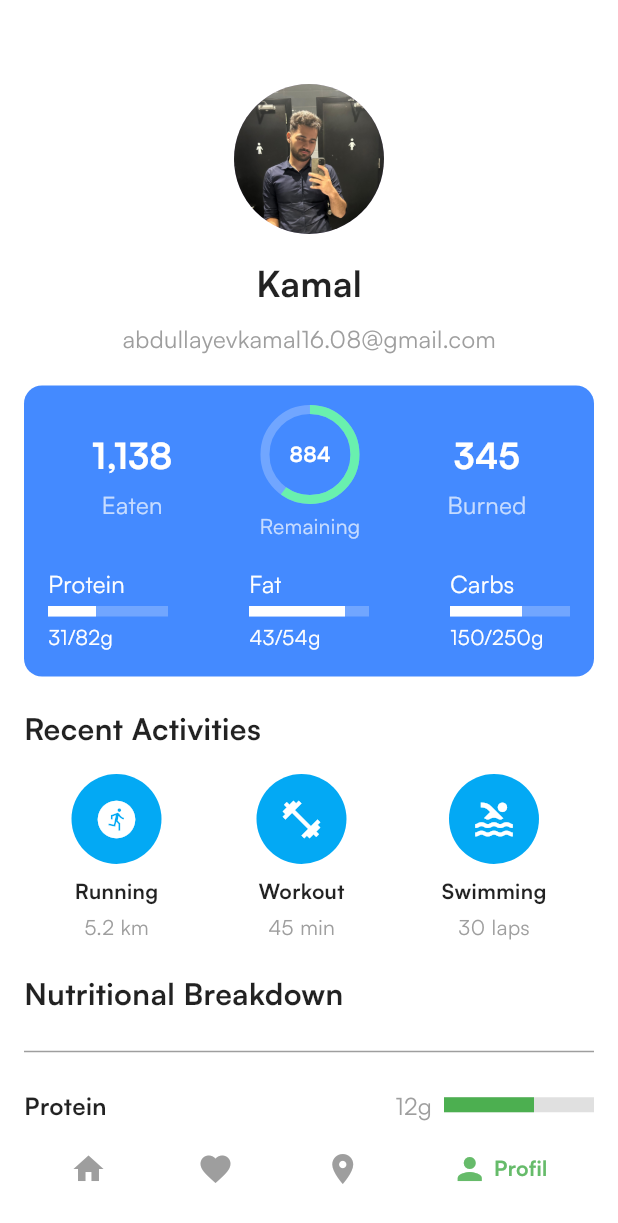
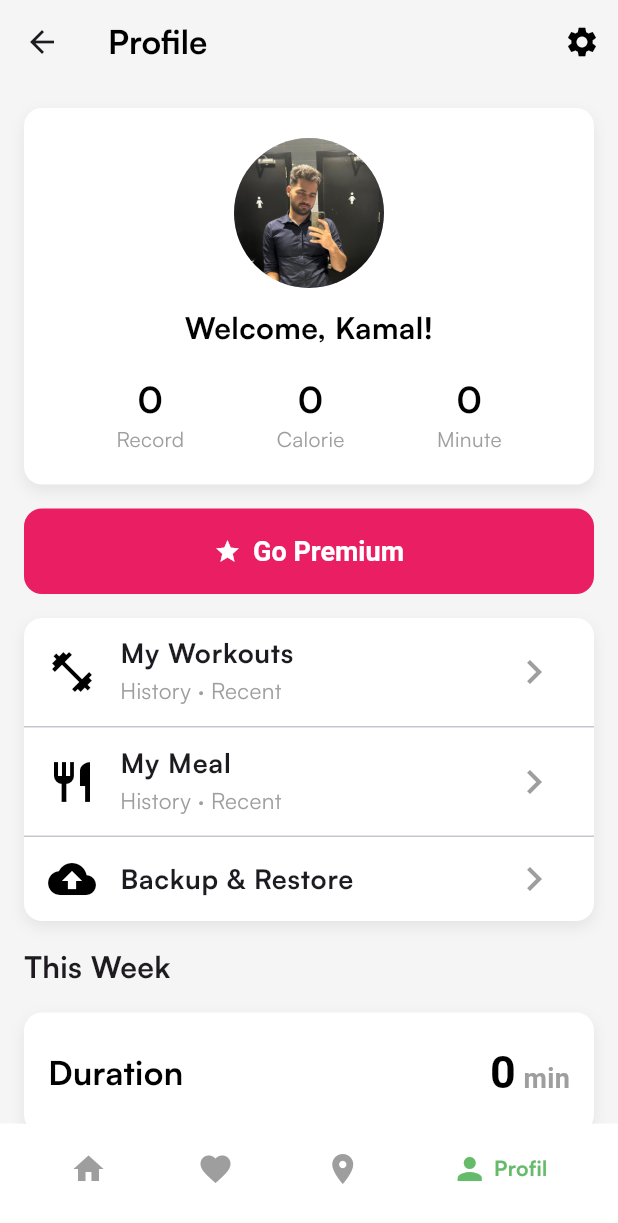
Before and after one commit to KamalAbdullayev0/NutriFit, a Flutter app: the ProfilePageWidget screen opened by its route, on a phone screen of 412 x 824 dp. Shown: the top 1223 px of the screen. Run offline on Flutter 3.47's test engine with Material 3 defaults, Android fonts, the phone set to English and light mode, and no system bars; drawn by our look-alikes of google_nav_bar; our stand-ins replace auto_route, cloud_firestore, dartz, equatable, firebase_auth, firebase_core and 8 more; missing offline and left inert: flutter_polyline_points; accounts and stored records are empty.

Commit message:
feat (profilepage): iplement ui

```diff
--- a/lib/common/widgets/root_appbar/root_appbar.dart
+++ b/lib/common/widgets/root_appbar/root_appbar.dart
@@ -6,8 +6,9 @@ import 'package:nutri_fit/presentation/home_pages/diet/bloc/user_state.dart';
 
 class RootAppBar extends StatelessWidget implements PreferredSizeWidget {
   final String? imagePath;
+  final Color? color;
 
-  const RootAppBar({super.key, this.imagePath});
+  const RootAppBar({super.key, this.imagePath, this.color});
 
   @override
   Widget build(BuildContext context) {
@@ -23,7 +24,7 @@ class RootAppBar extends StatelessWidget implements PreferredSizeWidget {
           }
 
           return AppBar(
-            backgroundColor: Colors.green[300],
+            backgroundColor: color ?? Colors.green[300],
             elevation: 0,
             title: Row(
               mainAxisAlignment: MainAxisAlignment.spaceBetween,
--- a/lib/presentation/home_pages/diet/widgets/date_widget.dart
+++ b/lib/presentation/home_pages/diet/widgets/date_widget.dart
@@ -3,8 +3,7 @@ import 'package:intl/intl.dart';
 
 Widget buildDatePicker(BuildContext context) {
   final now = DateTime.now();
-  final dayFormatter =
-      DateFormat('E');
+  final dayFormatter = DateFormat('E');
 
   return Padding(
     padding: const EdgeInsets.symmetric(vertical: 0, horizontal: 10),
--- /dev/null
+++ b/lib/presentation/home_pages/profile/bloc/profile_state.dart
@@ -0,0 +1,11 @@
+class ProfileState {}
+
+class ProfileLoading extends ProfileState {}
+
+class ProfileLoaded extends ProfileState {}
+
+class ProfileError extends ProfileState {
+  final String message;
+
+  ProfileError(this.message);
+}
--- a/lib/presentation/home_pages/profile/pages/profil_page.dart
+++ b/lib/presentation/home_pages/profile/pages/profil_page.dart
@@ -1,6 +1,5 @@
 import 'package:flutter/material.dart';
 import 'package:auto_route/auto_route.dart';
-import 'package:nutri_fit/common/widgets/macro_info_widget/macro_info_widget.dart';
 import 'package:nutri_fit/core/configs/assets/app_images.dart';
 
 @RoutePage()
@@ -10,50 +9,107 @@ class ProfilePageWidget extends StatelessWidget {
   @override
   Widget build(BuildContext context) {
     return Scaffold(
-      backgroundColor: Colors.white,
+      backgroundColor: const Color(0xFFF5F5F5), // Light grey background
+      appBar: AppBar(
+        backgroundColor: Colors.transparent,
+        elevation: 0,
+        title: const Text(
+          'Profile',
+          style: TextStyle(
+            fontWeight: FontWeight.bold,
+            color: Colors.black,
+          ),
+        ),
+        centerTitle: false,
+        actions: [
+          IconButton(
+            icon: const Icon(
+              Icons.settings,
+              color: Colors.black,
+            ),
+            onPressed: () {
+              // Add settings logic here
+            },
+          ),
+        ],
+      ),
       body: SingleChildScrollView(
-        child: Padding(
         padding: const EdgeInsets.all(16.0),
         child: Column(
-            crossAxisAlignment: CrossAxisAlignment.center,
+          crossAxisAlignment: CrossAxisAlignment.stretch,
           children: [
-              SizedBox(height: 20),
-              const SizedBox(height: 20),
-              _buildProfileHeader(),
-              const SizedBox(height: 20),
-              _buildSummaryCard(),
-              const SizedBox(height: 20),
-              _buildActivitySection(),
-              const SizedBox(height: 20),
-              _buildMacroSection(),
+            _buildProfileCard(),
+            const SizedBox(height: 16),
+            _buildPremiumButton(),
+            const SizedBox(height: 16),
+            _buildOptionsList(),
+            const SizedBox(height: 16),
+            _buildThisWeekSection(),
           ],
-          ),
         ),
       ),
     );
   }
 
-  Widget _buildProfileHeader() {
-    return Column(
+  Widget _buildProfileCard() {
+    return Container(
+      padding: const EdgeInsets.symmetric(vertical: 20),
+      decoration: BoxDecoration(
+        color: Colors.white,
+        borderRadius: BorderRadius.circular(12),
+        boxShadow: [
+          BoxShadow(
+            color: Colors.grey.withOpacity(0.2),
+            blurRadius: 8,
+            offset: const Offset(0, 4),
+          ),
+        ],
+      ),
+      child: Column(
+        mainAxisAlignment: MainAxisAlignment.center,
         children: [
-        CircleAvatar(
+          const CircleAvatar(
             radius: 50,
             backgroundImage: AssetImage(AppImages.ozun),
           ),
+          const SizedBox(height: 12),
+          const Text(
+            'Welcome, Kamal!',
+            style: TextStyle(
+              fontSize: 20,
+              fontWeight: FontWeight.bold,
+              color: Colors.black,
+            ),
+          ),
           const SizedBox(height: 16),
-        const Text(
-          'Kamal',
-          style: TextStyle(
+          Row(
+            mainAxisAlignment: MainAxisAlignment.spaceEvenly,
+            children: [
+              _buildProfileStat('0', 'Record'),
+              _buildProfileStat('0', 'Calorie'),
+              _buildProfileStat('0', 'Minute'),
+            ],
+          ),
+        ],
+      ),
+    );
+  }
+
+  Widget _buildProfileStat(String value, String label) {
+    return Column(
+      children: [
+        Text(
+          value,
+          style: const TextStyle(
             fontSize: 24,
             fontWeight: FontWeight.bold,
-            color: Colors.black87,
+            color: Colors.black,
           ),
         ),
-        const SizedBox(height: 8),
-        const Text(
-          'abdullayevkamal16.08@gmail.com',
-          style: TextStyle(
-            fontSize: 16,
+        Text(
+          label,
+          style: const TextStyle(
+            fontSize: 14,
             color: Colors.grey,
           ),
         ),
@@ -61,237 +117,150 @@ class ProfilePageWidget extends StatelessWidget {
     );
   }
 
-  Widget _buildSummaryCard() {
-    return Container(
-      padding: const EdgeInsets.all(16),
-      decoration: BoxDecoration(
-        color: Colors.blueAccent,
+  Widget _buildPremiumButton() {
+    return ElevatedButton(
+      style: ElevatedButton.styleFrom(
+        padding: const EdgeInsets.symmetric(vertical: 18),
+        backgroundColor: Colors.pink,
+        shape: RoundedRectangleBorder(
           borderRadius: BorderRadius.circular(12),
         ),
-      child: Column(
-        children: [
-          Row(
-            mainAxisAlignment: MainAxisAlignment.spaceAround,
-            children: [
-              _buildCalorieInfo('1,138', 'Eaten'),
-              _buildCircularIndicator(0.6, '884', 'Remaining'),
-              _buildCalorieInfo('345', 'Burned'),
-            ],
       ),
-          const SizedBox(height: 16),
-          Row(
-            mainAxisAlignment: MainAxisAlignment.spaceBetween,
-            children: [
-              const MacroInfoWidget(
-                label: 'Protein',
-                progress: 0.4,
-                value: '31/82g',
-              ),
-              const MacroInfoWidget(
-                label: 'Fat',
-                progress: 0.8,
-                value: '43/54g',
-              ),
-              const MacroInfoWidget(
-                label: 'Carbs',
-                progress: 0.6,
-                value: '150/250g',
-              ),
-            ],
+      onPressed: () {},
+      child: Row(
+        mainAxisAlignment: MainAxisAlignment.center,
+        children: const [
+          Icon(Icons.star, color: Colors.white),
+          SizedBox(width: 8),
+          Text(
+            'Go Premium',
+            style: TextStyle(fontSize: 18, color: Colors.white),
           ),
         ],
       ),
     );
   }
 
-  Widget _buildCalorieInfo(String value, String label) {
-    return Column(
-      children: [
-        Text(
-          value,
-          style: const TextStyle(
-            fontSize: 24,
-            fontWeight: FontWeight.bold,
+  Widget _buildOptionsList() {
+    return Container(
+      decoration: BoxDecoration(
         color: Colors.white,
-          ),
-        ),
-        const SizedBox(height: 4),
-        Text(
-          label,
-          style: const TextStyle(
-            fontSize: 16,
-            color: Colors.white70,
-          ),
+        borderRadius: BorderRadius.circular(12),
+        boxShadow: [
+          BoxShadow(
+            color: Colors.grey.withOpacity(0.2),
+            blurRadius: 8,
+            offset: const Offset(0, 4),
           ),
         ],
+      ),
+      child: Column(
+        children: [
+          _buildOptionItem(
+              Icons.fitness_center, 'My Workouts', 'History · Recent'),
+          const Divider(height: 1),
+          _buildOptionItem(Icons.restaurant, 'My Meal', 'History · Recent'),
+          const Divider(height: 1),
+          _buildOptionItem(Icons.backup, 'Backup & Restore', ''),
+        ],
+      ),
     );
   }
 
-  Widget _buildCircularIndicator(double progress, String value, String label) {
-    return Column(
-      children: [
-        Stack(
-          alignment: Alignment.center,
-          children: [
-            SizedBox(
-              height: 60,
-              width: 60,
-              child: CircularProgressIndicator(
-                value: progress,
-                strokeWidth: 6,
-                backgroundColor: Colors.white24,
-                valueColor:
-                    const AlwaysStoppedAnimation<Color>(Colors.greenAccent),
+  Widget _buildOptionItem(IconData icon, String title, String subtitle) {
+    return ListTile(
+      leading: Icon(icon, color: Colors.black, size: 32),
+      title: Text(
+        title,
+        style: const TextStyle(fontSize: 18, fontWeight: FontWeight.bold),
       ),
-            ),
-            Text(
-              value,
-              style: const TextStyle(
-                color: Colors.white,
-                fontWeight: FontWeight.bold,
-              ),
-            ),
-          ],
-        ),
-        const SizedBox(height: 8),
-        Text(
-          label,
-          style: const TextStyle(
-            color: Colors.white70,
-          ),
-        ),
-      ],
+      subtitle: subtitle.isNotEmpty
+          ? Text(subtitle,
+              style: const TextStyle(fontSize: 15, color: Colors.grey))
+          : null,
+      trailing: const Icon(Icons.chevron_right, color: Colors.grey, size: 32),
+      onTap: () {
+        print('Option item tapped!');
+      },
     );
   }
 
-  Widget _buildActivitySection() {
+  Widget _buildThisWeekSection() {
     return Column(
       crossAxisAlignment: CrossAxisAlignment.start,
       children: [
         const Text(
-          "Recent Activities",
+          'This Week',
           style: TextStyle(
             fontSize: 20,
             fontWeight: FontWeight.bold,
-            color: Colors.black87,
           ),
         ),
         const SizedBox(height: 16),
-        Row(
-          mainAxisAlignment: MainAxisAlignment.spaceAround,
+        Column(
+          mainAxisAlignment: MainAxisAlignment.spaceEvenly,
           children: [
-            _buildActivityTile(Icons.run_circle, 'Running', '5.2 km'),
-            _buildActivityTile(Icons.fitness_center, 'Workout', '45 min'),
-            _buildActivityTile(Icons.pool, 'Swimming', '30 laps'),
+            _buildWeekStatCard('Duration', '0', 'min'),
+            SizedBox(height: 16),
+            _buildWeekStatCard('Calories', '0', 'kcal'),
           ],
         ),
       ],
     );
   }
 
-  Widget _buildActivityTile(IconData icon, String activity, String stat) {
-    return Column(
+  Widget _buildWeekStatCard(String title, String value, String unit) {
+    return SizedBox(
+      width: double.infinity,
+      height: 80,
+      child: Container(
+        padding: const EdgeInsets.all(16),
+        decoration: BoxDecoration(
+          color: Colors.white,
+          borderRadius: BorderRadius.circular(12),
+          boxShadow: [
+            BoxShadow(
+              color: Colors.grey.withOpacity(0.2),
+              blurRadius: 8,
+              offset: const Offset(0, 4),
+            ),
+          ],
+        ),
+        child: Row(
+          mainAxisAlignment: MainAxisAlignment.spaceBetween,
           children: [
-        CircleAvatar(
-          radius: 30,
-          backgroundColor: Colors.lightBlue,
-          child: Icon(
-            icon,
-            color: Colors.white,
-            size: 30,
+            Text(
+              title,
+              style: const TextStyle(
+                fontSize: 22,
+                fontWeight: FontWeight.bold,
+                color: Colors.black,
               ),
             ),
             const SizedBox(height: 8),
-        Text(
-          activity,
+            Text.rich(
+              TextSpan(
+                text: value,
                 style: const TextStyle(
+                  fontSize: 30,
                   fontWeight: FontWeight.bold,
-            color: Colors.black87,
+                  color: Colors.black,
                 ),
-        ),
-        const SizedBox(height: 4),
-        Text(
-          stat,
+                children: [
+                  TextSpan(
+                    text: ' $unit',
                     style: const TextStyle(
+                      fontSize: 18,
                       color: Colors.grey,
                     ),
                   ),
                 ],
-    );
-  }
-
-  Widget _buildMacroSection() {
-    return Column(
-      crossAxisAlignment: CrossAxisAlignment.start,
-      children: [
-        const Text(
-          "Nutritional Breakdown",
-          style: TextStyle(
-            fontSize: 20,
-            fontWeight: FontWeight.bold,
-            color: Colors.black87,
               ),
-        ),
-        const SizedBox(height: 0),
-        const SizedBox(height: 16),
-        const Divider(color: Colors.grey),
-        const SizedBox(height: 16),
-        _buildDetailedNutrientSection(),
-      ],
-    );
-  }
-
-  Widget _buildDetailedNutrientSection() {
-    return Column(
-      children: [
-        _buildNutrientRow("Protein", "12g", 0.6, Colors.green),
-        const SizedBox(height: 12),
-        _buildNutrientRow("Carbohydrate", "25g", 0.8, Colors.orange),
-        const SizedBox(height: 12),
-        _buildNutrientRow("Fat", "180mg", 0.4, Colors.red),
-        const SizedBox(height: 12),
-        _buildNutrientRow(
-            "Total calories", "1,500 kCal", 0.7, Colors.blueAccent),
-      ],
-    );
-  }
-
-  Widget _buildNutrientRow(
-      String nutrient, String value, double progress, Color color) {
-    return Row(
-      crossAxisAlignment: CrossAxisAlignment.start,
-      mainAxisAlignment: MainAxisAlignment.spaceBetween,
-      children: [
-        Text(
-          nutrient,
-          style: const TextStyle(
-            fontSize: 16,
-            color: Colors.black87,
-            fontWeight: FontWeight.bold,
-          ),
-        ),
-        Row(
-          children: [
-            Text(
-              value,
-              style: const TextStyle(
-                fontSize: 16,
-                color: Colors.grey,
-              ),
-            ),
-            const SizedBox(width: 8),
-            SizedBox(
-              height: 10,
-              width: 100,
-              child: LinearProgressIndicator(
-                value: progress,
-                backgroundColor: Colors.grey[300],
-                color: color,
-              ),
+              textAlign: TextAlign.center,
             ),
           ],
         ),
-      ],
+      ),
     );
   }
 }
--- a/lib/presentation/home_pages/sport/pages/sport_page.dart
+++ b/lib/presentation/home_pages/sport/pages/sport_page.dart
@@ -14,7 +14,7 @@ class SportPageWidget extends StatelessWidget {
   @override
   Widget build(BuildContext context) {
     return Scaffold(
-      backgroundColor: Colors.white,
+      backgroundColor: const Color.fromARGB(255, 242, 240, 240),
       appBar: RootAppBar(),
       body: Padding(
         padding: const EdgeInsets.all(16.0),
--- a/pubspec.yaml
+++ b/pubspec.yaml
@@ -45,15 +45,17 @@ dependencies:
   dartz: ^0.10.1
   auto_route: ^9.2.2
   google_nav_bar: ^5.0.7
+  health: ^11.1.0
   intl: ^0.19.0
   rxdart: ^0.28.0
-  equatable: ^2.0.5
+  equatable: ^2.0.7
   google_maps_flutter:
   location:
   geolocator:
   http: ^1.2.2
   flutter_polyline_points: ^2.1.0
   percent_indicator: ^4.2.3
+
 
 
 
```
Also changed, not shown: lib/presentation/home_pages/profile/bloc/profile_cubit.dart (added, +17 -0 lines), lib/presentation/home_pages/profile/widgets/profile_card.dart (added, +45 -0 lines), pubspec.lock, 7 other files. Lines whose indentation alone changed are shown as unchanged.
